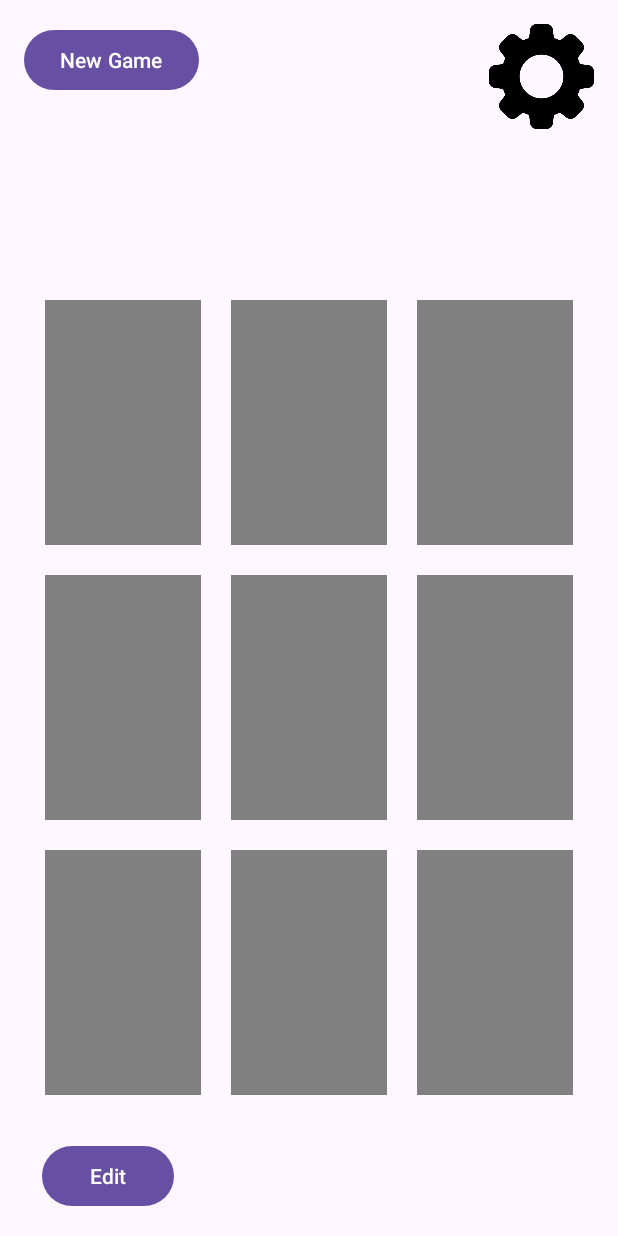
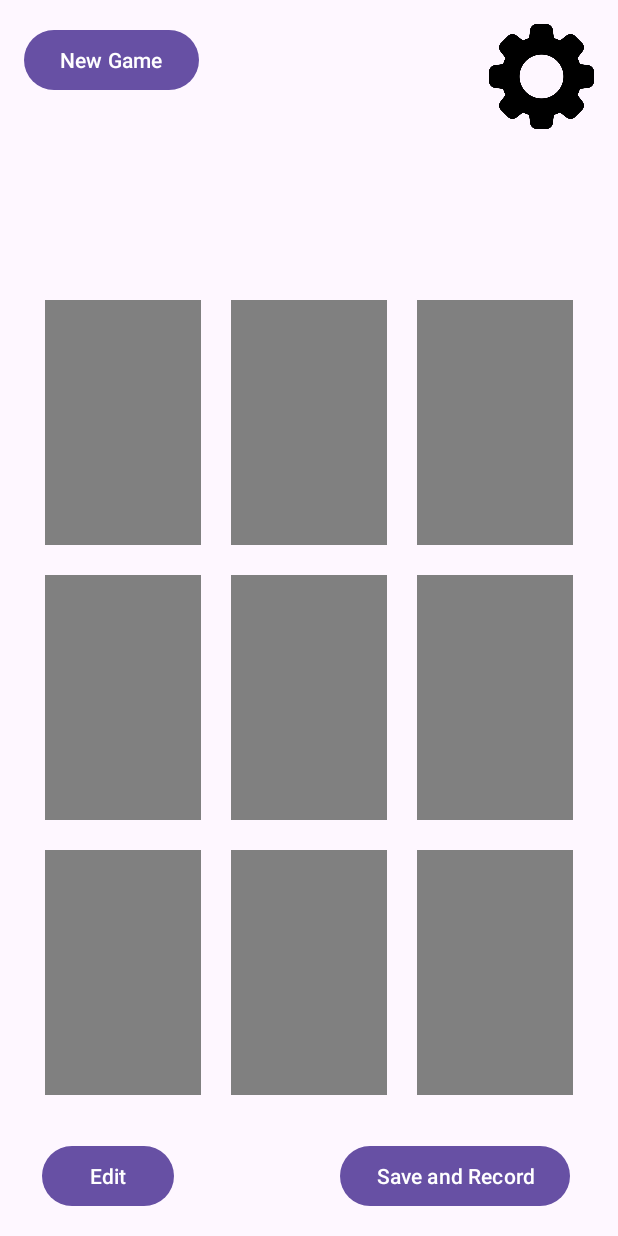
Before and after one commit to JoshLiu1015/Android-Game-BeetBoxing, an Android app: the ActivityGarden screen opened directly, with no data from a screen before it, on a phone screen of 412 x 824 dp. Run offline under Robolectric (Android 15) with nearby library versions, the phone set to English and light mode, and no system bars.

Commit message:
pass a hashmap containing produce and placeholders info to recording screen

```diff
--- a/app/src/main/java/com/cs407/beet_boxing/ActivityGarden.java
+++ b/app/src/main/java/com/cs407/beet_boxing/ActivityGarden.java
@@ -42,6 +42,7 @@ public class ActivityGarden extends AppCompatActivity {
     private Button closeEditMenuButton;
     private boolean isEditOpen = false;
     private HashMap<Integer, Boolean> cooldownMap = new HashMap<>();
+    private HashMap<Integer, Integer> recordMap = new HashMap<>();
     private long globalStartTime = -1;
 
     private static final int[] BUTTON_PRODUCE_IDS = {
@@ -128,9 +129,19 @@ public class ActivityGarden extends AppCompatActivity {
     private void setupListeners() {
         Button newGameButton = findViewById(R.id.newGameButton);
         newGameButton.setOnClickListener(e -> startActivity(new Intent(this, ActivityTiltGame.class)));
+
+        Button recordButton = findViewById(R.id.recordButton);
+        recordButton.setOnClickListener(e -> {
+            Intent intent = new Intent(this, share_recording.class);
+            intent.putExtra("recordMap", recordMap);
+            startActivity(intent);
+        });
+
+
         ImageView settings = findViewById(R.id.settings);
         settings.setOnClickListener(e -> {
             Intent intent = new Intent(this, SettingsActivity.class);
+            // pass a boolean to SettingsActivity indicating it's clicked in ActivityGarden
             intent.putExtra("fromGarden", true);
             startActivity(intent);
         });
@@ -277,9 +288,18 @@ public class ActivityGarden extends AppCompatActivity {
         // Mark the view as on cooldown
         cooldownMap.put(draggedView.getId(), true);
 
+        // when produce is placed on a place holder, put its produce ID and placeholder ID in the recordMap
+        recordMap.put(draggedView.getId(), droppedOn.getId());
+        System.out.println(recordMap);
+
         // Start a delay to remove the view after the cooldown
         new Handler().postDelayed(() -> {
             cooldownMap.put(draggedView.getId(), false); // Cooldown finished
+
+            // when produce is removed from a place holder, remove it from the recordMap
+            recordMap.remove(draggedView.getId());
+            System.out.println(recordMap);
+
             runOnUiThread(() -> {
                 droppedOn.setImageDrawable(null); // Remove the drawable from the droppedOn ImageButton
                 droppedOn.setTag(true); // Reset the tag to indicate it's empty
--- a/app/src/main/res/layout/activity_garden.xml
+++ b/app/src/main/res/layout/activity_garden.xml
@@ -174,4 +174,14 @@
         app:layout_constraintVertical_bias="0.8"
         app:srcCompat="@drawable/settings" />
 
+    <Button
+        android:id="@+id/recordButton"
+        android:layout_width="wrap_content"
+        android:layout_height="wrap_content"
+        android:layout_marginEnd="32dp"
+        android:layout_marginBottom="16dp"
+        android:text="Save and Record"
+        app:layout_constraintBottom_toBottomOf="parent"
+        app:layout_constraintEnd_toEndOf="parent" />
+
 </androidx.constraintlayout.widget.ConstraintLayout>
```
Also changed, not shown: app/src/main/java/com/cs407/beet_boxing/share_recording.java (+53 -0 lines).
